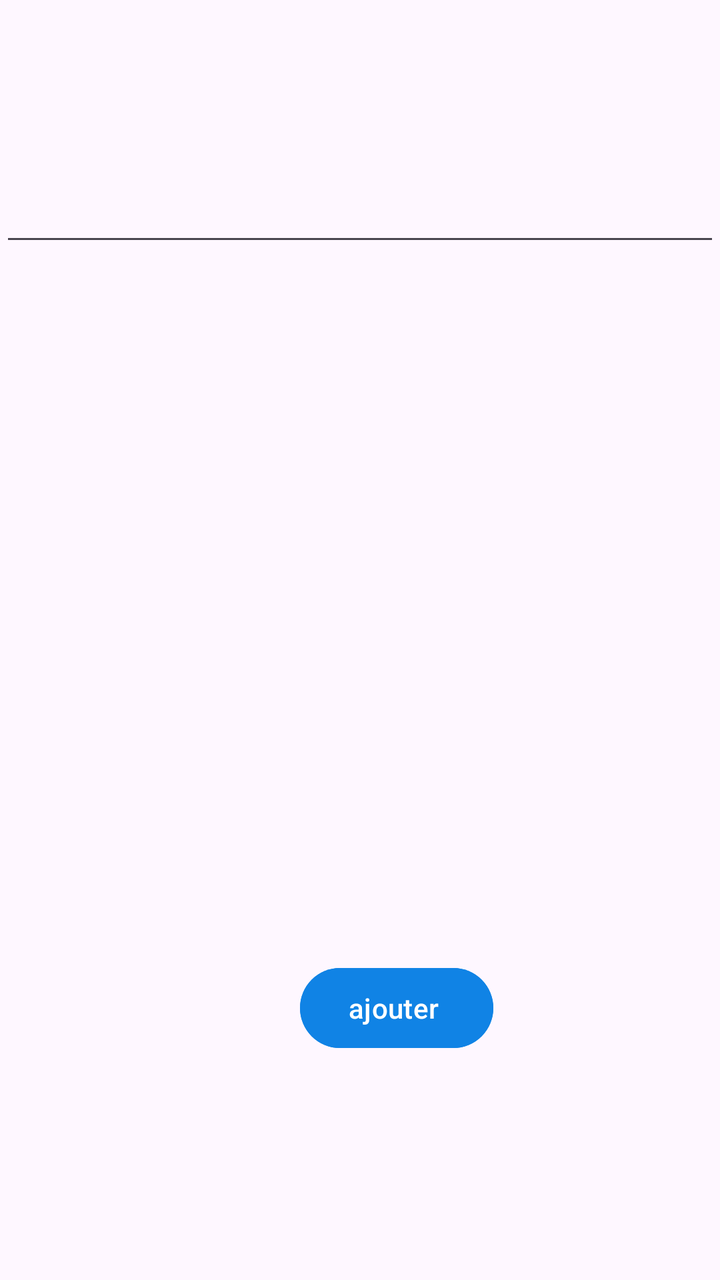
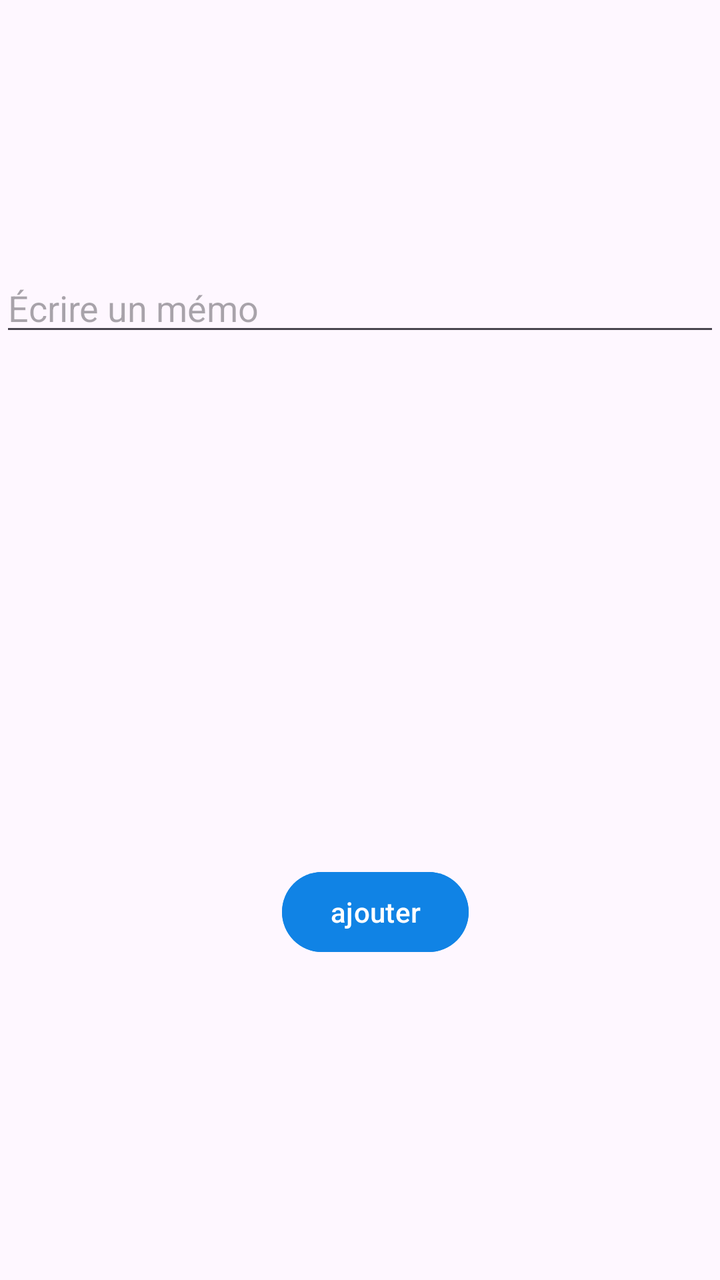

Screens rendered from an Android XML layout before and after an edit, with the pre-edit source and the edit as a unified diff.
<!-- AndroidManifest.xml: application theme Theme.Annexe1 -->
<!-- res/layout/activity_ajouter.xml -->
<?xml version="1.0" encoding="utf-8"?>
<androidx.constraintlayout.widget.ConstraintLayout xmlns:android="http://schemas.android.com/apk/res/android"
    xmlns:app="http://schemas.android.com/apk/res-auto"
    xmlns:tools="http://schemas.android.com/tools"
    android:id="@+id/main"
    android:layout_width="match_parent"
    android:layout_height="match_parent"
    android:orientation="vertical"
    tools:context=".AjouterActivity">

    <EditText
        android:id="@+id/editTextText"
        android:layout_width="match_parent"
        android:layout_height="wrap_content"
        android:ems="10"
        android:inputType="text"
        app:layout_constraintBottom_toBottomOf="parent"
        app:layout_constraintTop_toTopOf="parent"
        app:layout_constraintVertical_bias="0.145"
        tools:layout_editor_absoluteX="-36dp" />

    <Button
        android:id="@+id/button5"
        android:layout_width="wrap_content"
        android:layout_height="wrap_content"
        android:layout_marginTop="480dp"
        android:backgroundTint="#1083e5"
        android:text="ajouter "
        app:layout_constraintEnd_toEndOf="parent"
        app:layout_constraintHorizontal_bias="0.57"
        app:layout_constraintStart_toStartOf="parent"
        app:layout_constraintTop_toTopOf="parent" />

</androidx.constraintlayout.widget.ConstraintLayout>
<!-- resources referenced by this layout -->
<resources>
  <style name="Theme.Annexe1" parent="Base.Theme.Annexe1" />
  <style name="Base.Theme.Annexe1" parent="Theme.Material3.DayNight.NoActionBar">
          
          
      </style>
</resources>

<!-- the commit's change to res/layout/activity_ajouter.xml (unified diff, before → after) -->
@@ -5,30 +5,30 @@
     android:id="@+id/main"
     android:layout_width="match_parent"
     android:layout_height="match_parent"
-    android:orientation="vertical"
     tools:context=".AjouterActivity">
 
     <EditText
-        android:id="@+id/editTextText"
+        android:id="@+id/addText"
         android:layout_width="match_parent"
         android:layout_height="wrap_content"
         android:ems="10"
+        android:hint="Écrire un mémo"
         android:inputType="text"
         app:layout_constraintBottom_toBottomOf="parent"
         app:layout_constraintTop_toTopOf="parent"
-        app:layout_constraintVertical_bias="0.145"
-        tools:layout_editor_absoluteX="-36dp" />
+        app:layout_constraintVertical_bias="0.22"
+        tools:layout_editor_absoluteX="0dp" />
 
     <Button
-        android:id="@+id/button5"
+        android:id="@+id/onAdd"
         android:layout_width="wrap_content"
         android:layout_height="wrap_content"
-        android:layout_marginTop="480dp"
+        android:layout_marginBottom="160dp"
         android:backgroundTint="#1083e5"
-        android:text="ajouter "
+        android:text="ajouter"
+        app:layout_constraintBottom_toBottomOf="parent"
         app:layout_constraintEnd_toEndOf="parent"
-        app:layout_constraintHorizontal_bias="0.57"
-        app:layout_constraintStart_toStartOf="parent"
-        app:layout_constraintTop_toTopOf="parent" />
+        app:layout_constraintHorizontal_bias="0.529"
+        app:layout_constraintStart_toStartOf="parent" />
 
 </androidx.constraintlayout.widget.ConstraintLayout>
